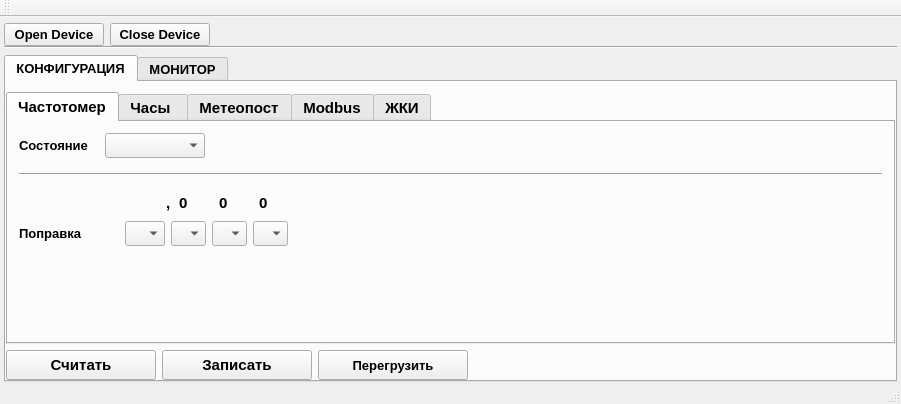
This is informPConfigurator/mainwindow.ui in Goodjamp/informPConfigurator as Qt 5 draws it before an edit. The edited form follows.
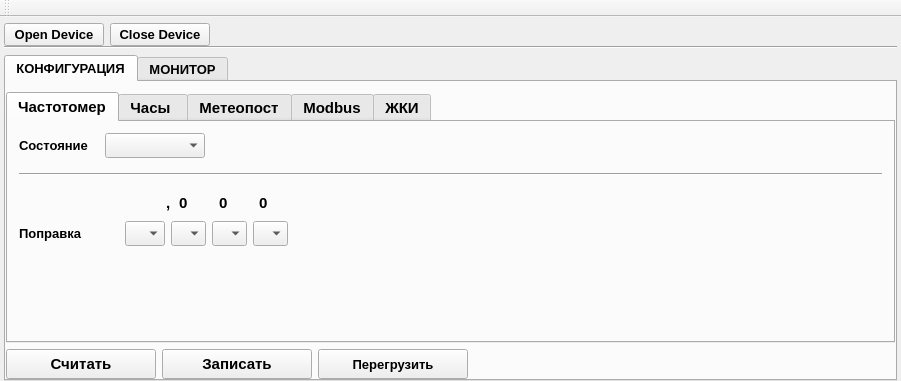
This is the edited form. The open tabs and pages were chosen to show the change.

Commit message: Added algorithm for updated status of device

The edit to the form file:
```diff
--- a/informPConfigurator/mainwindow.ui
+++ b/informPConfigurator/mainwindow.ui
@@ -7,7 +7,7 @@
     <x>0</x>
     <y>0</y>
     <width>901</width>
-    <height>404</height>
+    <height>381</height>
    </rect>
   </property>
   <property name="windowTitle">
@@ -3065,7 +3065,6 @@
     <bool>false</bool>
    </attribute>
   </widget>
-  <widget class="QStatusBar" name="statusBar"/>
  </widget>
  <layoutdefault spacing="6" margin="11"/>
  <resources/>
```
Left out of the diff: 8 changed lines with no effect on the pictures. The commit also changes 3 other files.
